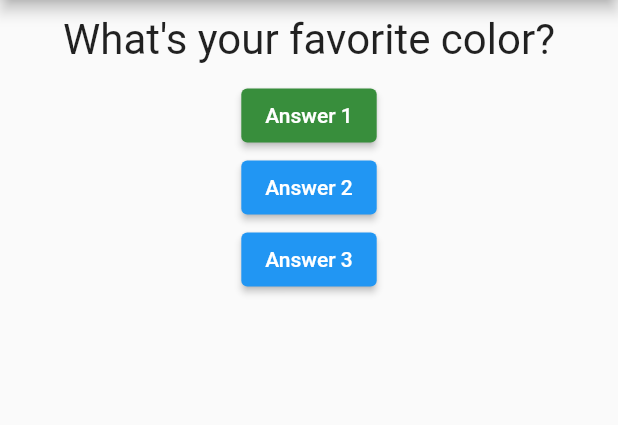
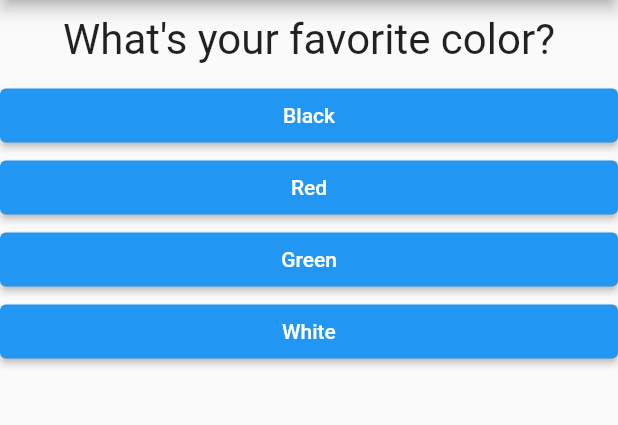
Before and after one commit to bangsikishan/Flutter_Practice, a Flutter app: the screen it shows after launch, on a phone screen of 412 x 824 dp, the part 84-509 px from its top. Run offline on Flutter 3.47's test engine with Material 2 defaults, Android fonts, the phone set to English and light mode, and no system bars.

Commit message:
Add answer class & create dynamic buttons for answers

```diff
--- /dev/null
+++ b/lib/answer.dart
@@ -0,0 +1,21 @@
+import 'package:flutter/material.dart';
+
+class Answer extends StatelessWidget {
+  final VoidCallback selectHandler;
+  final String answerText;
+
+  const Answer(this.selectHandler, this.answerText, {super.key});
+
+  @override
+  Widget build(BuildContext context) {
+    return SizedBox(
+      width: double.infinity,
+      child: ElevatedButton(
+        style: ButtonStyle(
+            backgroundColor: MaterialStateProperty.all(Colors.blue)),
+        onPressed: selectHandler,
+        child: Text(answerText),
+      ),
+    );
+  }
+}
--- a/lib/main.dart
+++ b/lib/main.dart
@@ -1,5 +1,6 @@
 import 'package:flutter/material.dart';
 import './question.dart';
+import './answer.dart';
 
 void main() {
   runApp(const MyApp());
@@ -26,8 +27,18 @@ class _MyAppState extends State<MyApp> {
   @override
   Widget build(BuildContext context) {
     var questions = [
-      "What's your favorite color?",
-      "What's your favorite animal?"
+      {
+        'questionText': "What's your favorite color?",
+        'answers': ['Black', 'Red', 'Green', 'White']
+      },
+      {
+        'questionText': "What's your favorite animal?",
+        'answers': ['Rabbit', 'Snake', 'Dog', 'Cat']
+      },
+      {
+        'questionText': "What's your favorite instructor?",
+        'answers': ['Max', 'Dave', 'Ajax', 'David']
+      }
     ];
 
     return MaterialApp(
@@ -39,22 +50,10 @@ class _MyAppState extends State<MyApp> {
           ),
           body: Column(
             children: [
-              Question(questions.elementAt(_questionIndex)),
-              ElevatedButton(
-                style: ButtonStyle(
-                    backgroundColor:
-                        MaterialStateProperty.all(Colors.green[700])),
-                onPressed: () => _answerQuestion(),
-                child: const Text("Answer 1"),
-              ),
-              ElevatedButton(
-                onPressed: () => _answerQuestion(),
-                child: const Text("Answer 2"),
-              ),
-              ElevatedButton(
-                onPressed: () => _answerQuestion(),
-                child: const Text("Answer 3"),
-              ),
+              Question(questions.elementAt(_questionIndex)['questionText'] as String),
+              ...(questions[_questionIndex]['answers'] as List<String>).map((answer) {
+                return Answer(_answerQuestion, answer);
+              }).toList()
             ],
           )),
     );
```
